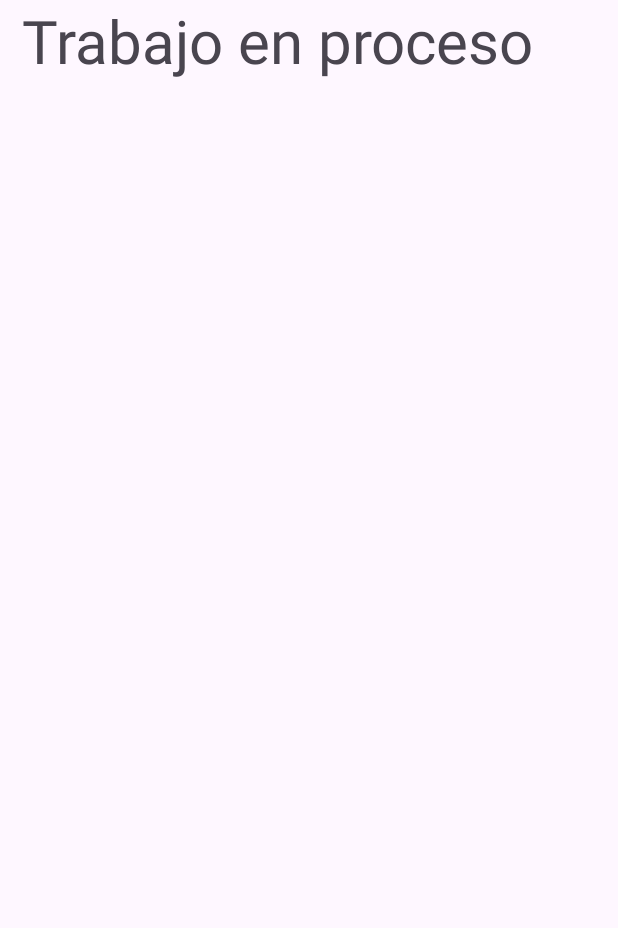
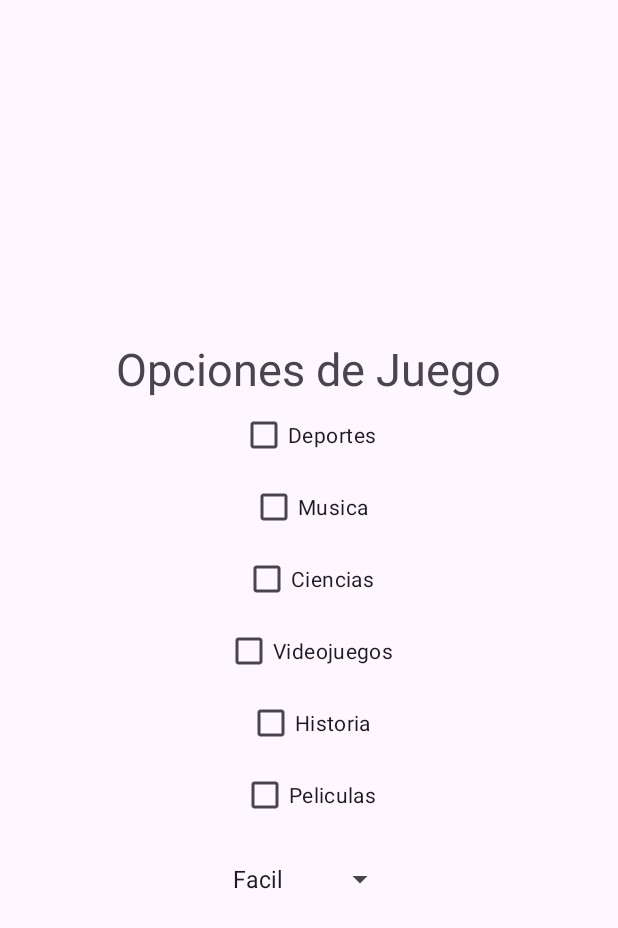
Before and after one commit to 0VelA0/Quiz_Android_Studio, an Android app: the screen it shows after launch (Activity2), after a tap on "Opciones", on a phone screen of 412 x 824 dp. Shown: the top 928 px of the screen. Run offline under Robolectric (Android 15) with nearby library versions, the phone set to English and light mode, and no system bars.

Commit message:
Empezando proyecto macizo

```diff
--- a/a/app/src/main/java/com/example/myapplication/Activity1.kt
+++ b/a/app/src/main/java/com/example/myapplication/Activity1.kt
@@ -15,7 +15,8 @@ class Activity1 : AppCompatActivity() {
 
     private lateinit var jugar: Button
     private lateinit var opciones: Button
-    private lateinit var dificultad: Spinner
+    private lateinit var puntuaciones: Button
+    //private lateinit var dificultad: Spinner
     private lateinit var image: ImageView
     private var selectedItem: String = ""
 
@@ -30,18 +31,19 @@ class Activity1 : AppCompatActivity() {
 
         jugar = findViewById(R.id.jugar)
         opciones = findViewById(R.id.Opciones)
-        dificultad = findViewById(R.id.spinner_dificultad)
+        puntuaciones = findViewById(R.id.puntuaciones)
+        //dificultad = findViewById(R.id.spinner_dificultad)
         image = findViewById(R.id.myImageView)
 
         image.setImageResource(R.drawable.quizlogo)
 
         if (savedInstanceState != null){
-            selectedItem = savedInstanceState.getString("CURRENT_diff", "Fácil")
+            //selectedItem = savedInstanceState.getString("CURRENT_diff", "Fácil")
         }
 
         jugar.setOnClickListener {
             val intent = Intent(this,MainActivity::class.java)
-            intent.putExtra("DIFICULTAD_EXTRA", selectedItem)
+            //intent.putExtra("DIFICULTAD_EXTRA", selectedItem)
             Log.d("debug selected item", selectedItem)
             startActivity(intent)
         }
@@ -51,27 +53,32 @@ class Activity1 : AppCompatActivity() {
             startActivity(intent)
         }
 
-        dificultad.adapter = adapter
+        puntuaciones.setOnClickListener{
+            val intent = Intent(this, Puntuaciones::class.java)
+            startActivity(intent)
+        }
 
-        dificultad.onItemSelectedListener = object :AdapterView.OnItemSelectedListener{
-            override fun onItemSelected(
-                parent: AdapterView<*>?,
-                view: View?,
-                position: Int,
-                id: Long
-            ) {
-                selectedItem = items[position]
-            }
+        //dificultad.adapter = adapter
 
-            override fun onNothingSelected(parent: AdapterView<*>?) {
-                selectedItem = "Facil"
-            }
-        }
+//        dificultad.onItemSelectedListener = object :AdapterView.OnItemSelectedListener{
+//            override fun onItemSelected(
+//                parent: AdapterView<*>?,
+//                view: View?,
+//                position: Int,
+//                id: Long
+//            ) {
+//                selectedItem = items[position]
+//            }
+//
+//            override fun onNothingSelected(parent: AdapterView<*>?) {
+//                selectedItem = "Facil"
+//            }
+//        }
 
 
     }
-    override fun onSaveInstanceState(outState: Bundle) {
-        outState.putString("CURRENT_diff", selectedItem)
-        super.onSaveInstanceState(outState)
-    }
+//    override fun onSaveInstanceState(outState: Bundle) {
+//        outState.putString("CURRENT_diff", selectedItem)
+//        super.onSaveInstanceState(outState)
+//    }
 }
--- a/a/app/src/main/java/com/example/myapplication/Activity2.kt
+++ b/a/app/src/main/java/com/example/myapplication/Activity2.kt
@@ -2,31 +2,58 @@ package com.example.myapplication
 
 import android.os.Bundle
 import android.util.Log
+import android.view.View
+import android.widget.AdapterView
+import android.widget.ArrayAdapter
+import android.widget.Spinner
 import androidx.appcompat.app.AppCompatActivity
 
 class Activity2: AppCompatActivity() {
-    override fun onCreate(savedInstanceState: Bundle?){
+
+    private lateinit var dificultad: Spinner
+    private var selectedItem: String = ""
+
+    override fun onCreate(savedInstanceState: Bundle?) {
         super.onCreate(savedInstanceState)
         setContentView(R.layout.activity_2)
+
+        val items = listOf("Facil", "Normal", "Dificil")
+        var selectedItem = "Facil"
+        val adapter = ArrayAdapter(this, android.R.layout.simple_spinner_item, items)
+        adapter.setDropDownViewResource(android.R.layout.simple_spinner_dropdown_item)
+
+
+
+        dificultad = findViewById(R.id.spinner_dificultad)
+
+        if (savedInstanceState != null) {
+            selectedItem = savedInstanceState.getString("CURRENT_diff", "Fácil")
         }
 
-    override fun onResume() {
-        super.onResume()
-        Log.d("QUIZAPP_DEBUG", "onResume()...")
+
+        //Log.d("debug selected item", selectedItem) esto falta estaba deentro de un intent ahora se tendra que almacenar en la base de datos
+
+        dificultad.adapter = adapter
+
+        dificultad.onItemSelectedListener = object : AdapterView.OnItemSelectedListener{
+            override fun onItemSelected(
+                parent: AdapterView<*>?,
+                view: View?,
+                position: Int,
+                id: Long
+            ) {
+                selectedItem = items[position]
             }
 
-    override fun onPause() {
-        super.onPause()
-        Log.d("QUIZAPP_DEBUG", "onPause()...")
+            override fun onNothingSelected(parent: AdapterView<*>?) {
+                selectedItem = "Facil"
+            }
         }
 
-    override fun onStop() {
-        super.onStop()
-        Log.d("QUIZAPP_DEBUG", "onStop()...")
+
     }
-
-    override fun onDestroy() {
-        super.onDestroy()
-        Log.d("QUIZAPP_DEBUG", "onDestroy()...")
+    override fun onSaveInstanceState(outState: Bundle) {
+        outState.putString("CURRENT_diff", selectedItem)
+        super.onSaveInstanceState(outState)
     }
 }
--- a/a/app/src/main/res/layout/activity_2.xml
+++ b/a/app/src/main/res/layout/activity_2.xml
@@ -13,14 +13,47 @@
         android:orientation="vertical">
 
         <TextView
-            android:layout_width="match_parent"
-            android:layout_height="match_parent"
-            android:layout_marginStart="10dp"
-            android:layout_marginBottom="10dp"
-            android:text="@string/trabajo_en_proceso"
-            android:textSize="40sp">
+            android:layout_width="wrap_content"
+            android:layout_height="wrap_content"
+            android:text="@string/options_title_text"
+            android:textSize="30sp"/>
 
-        </TextView>
+        <CheckBox
+            android:id="@+id/Deportes"
+            android:layout_width="wrap_content"
+            android:layout_height="wrap_content"
+            android:text="@string/Checkbox_theme_text"/>
+        <CheckBox
+            android:id="@+id/Musica"
+            android:layout_width="wrap_content"
+            android:layout_height="wrap_content"
+            android:text="@string/Checkbox_music_text"/>
+        <CheckBox
+            android:id="@+id/Ciencias"
+            android:layout_width="wrap_content"
+            android:layout_height="wrap_content"
+            android:text="@string/Checkbox_science_text"/>
+        <CheckBox
+            android:id="@+id/Videojuegos"
+            android:layout_width="wrap_content"
+            android:layout_height="wrap_content"
+            android:text="@string/Checkbox_videogames_text"/>
+        <CheckBox
+            android:id="@+id/Historia"
+            android:layout_width="wrap_content"
+            android:layout_height="wrap_content"
+            android:text="@string/Checkbox_Historia_Text"/>
+        <CheckBox
+            android:id="@+id/Peliculas"
+            android:layout_width="wrap_content"
+            android:layout_height="wrap_content"
+            android:text="@string/Checkbox_Movies_text"/>
+
+        <Spinner
+            android:layout_marginTop="20dp"
+            android:id="@+id/spinner_dificultad"
+            android:layout_width="wrap_content"
+            android:layout_height="wrap_content"/>
 
     </LinearLayout>
 </androidx.constraintlayout.widget.ConstraintLayout>
--- a/a/app/src/main/res/values/strings.xml
+++ b/a/app/src/main/res/values/strings.xml
@@ -18,6 +18,15 @@
     <string name="hints_text">Pistas restantes: 5</string>
     <string name="streak">Racha: 0</string>
     <string name="score">Total Score: 0</string>
+    <string name="puntuacion_btn_text">Puntuaciones</string>
+    <string name="options_title_text">Opciones de Juego</string>
+    <string name="Checkbox_theme_text">Deportes</string>
+    <string name="Checkbox_music_text">Musica</string>
+    <string name="Checkbox_science_text">Ciencias</string>
+    <string name="Checkbox_videogames_text">Videojuegos</string>
+    <string name="Checkbox_Historia_Text">Historia</string>
+    <string name="Checkbox_Movies_text">Peliculas</string>
+    <string name="Puntuaciones_text">Puntuaciones</string>
 
 
 </resources>
```
Also changed, not shown: a/app/src/main/AndroidManifest.xml (+5 -6 lines), a/app/src/main/java/com/example/myapplication/Puntuaciones.kt (added, +11 -0 lines), a/app/src/main/res/layout-land/activity_1.xml (+10 -4 lines), a/app/src/main/res/layout/activity_1.xml (+10 -4 lines), a/app/src/main/res/layout/activity_puntuaciones.xml (added, +20 -0 lines). Lines whose indentation alone changed are shown as unchanged.
